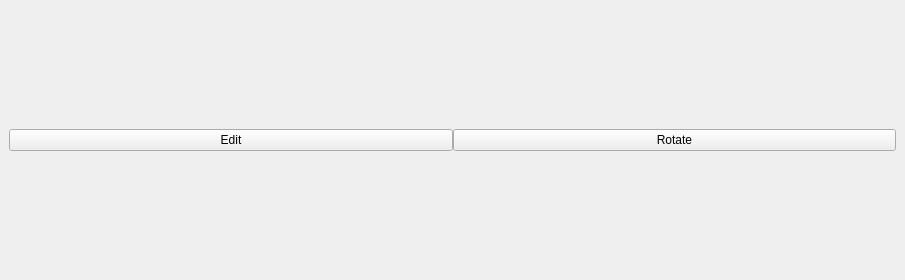
Above: ui_files/view_toolbar.ui from abeshahsan/Photo-Wizard before the change. Below: the same form after it.
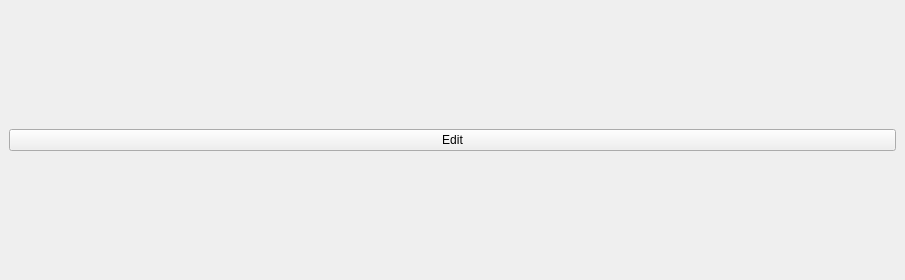
That is the form after the change.

```diff
--- a/ui_files/view_toolbar.ui
+++ b/ui_files/view_toolbar.ui
@@ -48,13 +48,6 @@
         </property>
        </widget>
       </item>
-      <item>
-       <widget class="QPushButton" name="rotate_button">
-        <property name="text">
-         <string>Rotate</string>
-        </property>
-       </widget>
-      </item>
      </layout>
     </widget>
    </item>
```
